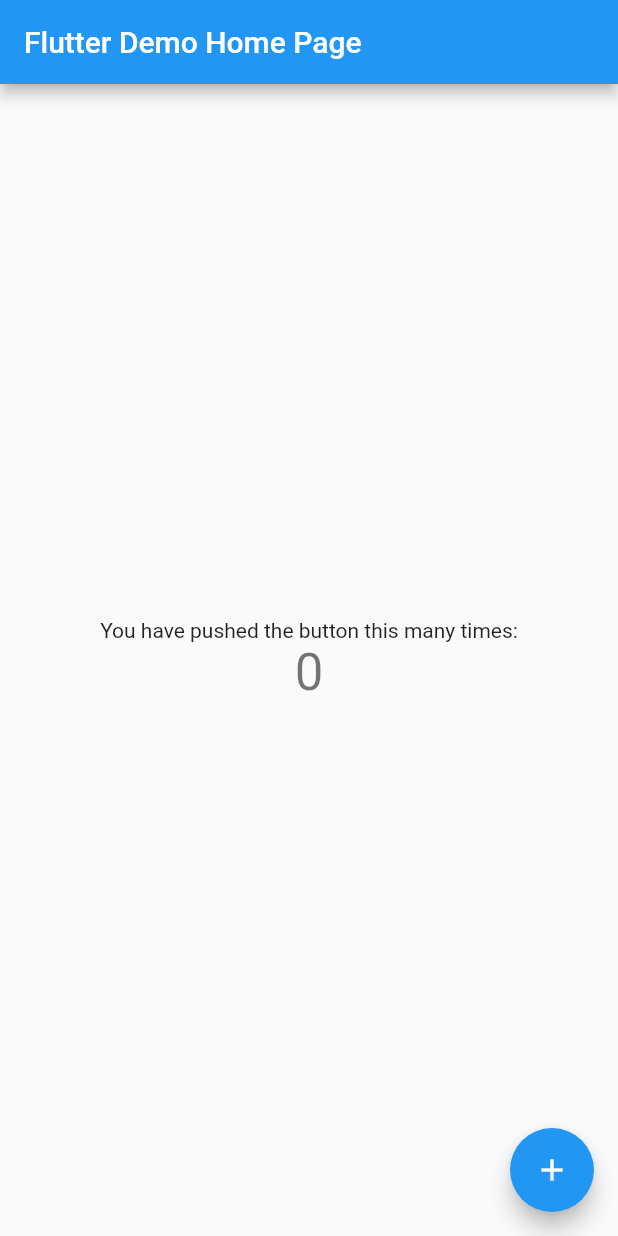
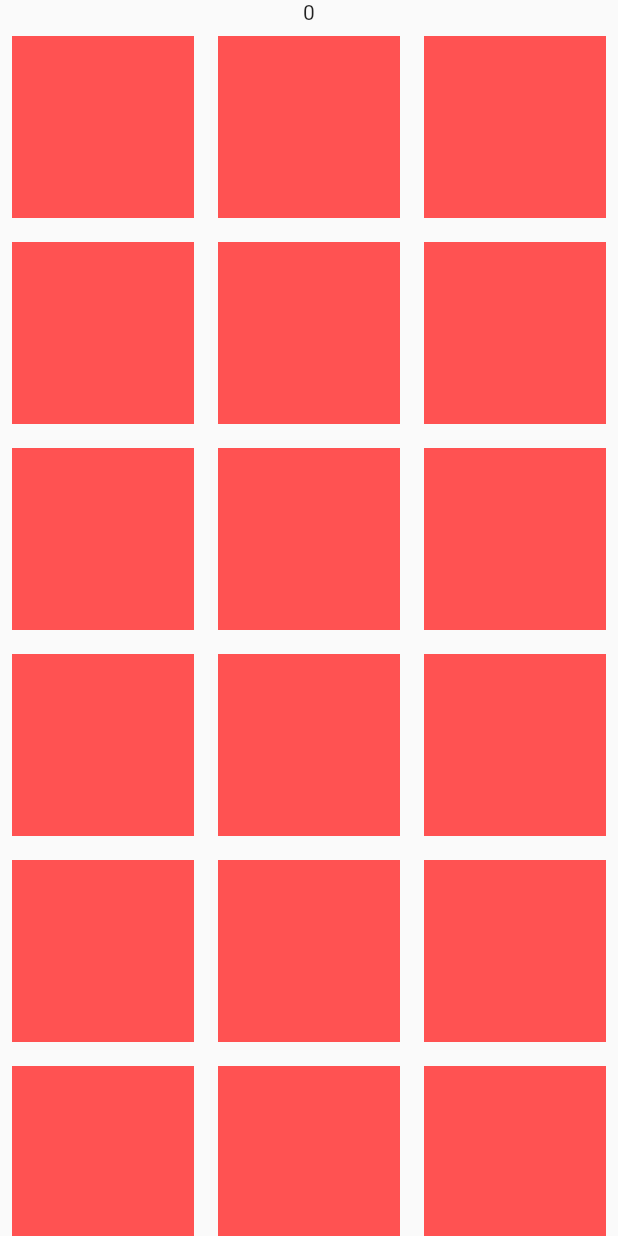
Before and after one commit to EffrenAnthony/CodiGoFlutterStart, a Flutter app: the screen it shows after launch, on a phone screen of 412 x 824 dp. Run offline on Flutter 3.47's test engine with Material 2 defaults, Android fonts, the phone set to English and light mode, and no system bars; drawn by our look-alikes of flip_card; our stand-ins replace font_awesome_flutter, percent_indicator.

Commit message:
semana6 dia3

```diff
--- a/Semana6/clase3/flutter_memoria/lib/main.dart
+++ b/Semana6/clase3/flutter_memoria/lib/main.dart
@@ -1,3 +1,6 @@
+import 'dart:math';
+
+import 'package:flip_card/flip_card.dart';
 import 'package:flutter/material.dart';
 
 void main() {
@@ -11,107 +14,70 @@
     return MaterialApp(
       title: 'Flutter Demo',
       theme: ThemeData(
-        // This is the theme of your application.
-        //
-        // Try running your application with "flutter run". You'll see the
-        // application has a blue toolbar. Then, without quitting the app, try
-        // changing the primarySwatch below to Colors.green and then invoke
-        // "hot reload" (press "r" in the console where you ran "flutter run",
-        // or simply save your changes to "hot reload" in a Flutter IDE).
-        // Notice that the counter didn't reset back to zero; the application
-        // is not restarted.
         primarySwatch: Colors.blue,
-        // This makes the visual density adapt to the platform that you run
-        // the app on. For desktop platforms, the controls will be smaller and
-        // closer together (more dense) than on mobile platforms.
         visualDensity: VisualDensity.adaptivePlatformDensity,
       ),
-      home: MyHomePage(title: 'Flutter Demo Home Page'),
+      home: Memoria(),
     );
   }
 }
 
-class MyHomePage extends StatefulWidget {
-  MyHomePage({Key key, this.title}) : super(key: key);
-
-  // This widget is the home page of your application. It is stateful, meaning
-  // that it has a State object (defined below) that contains fields that affect
-  // how it looks.
-
-  // This class is the configuration for the state. It holds the values (in this
-  // case the title) provided by the parent (in this case the App widget) and
-  // used by the build method of the State. Fields in a Widget subclass are
-  // always marked "final".
-
-  final String title;
+class Memoria extends StatefulWidget {
+  Memoria({Key key}) : super(key: key);
 
   @override
-  _MyHomePageState createState() => _MyHomePageState();
+  _MemoriaState createState() => _MemoriaState();
 }
 
-class _MyHomePageState extends State<MyHomePage> {
-  int _counter = 0;
+class _MemoriaState extends State<Memoria> {
+  List<String> datos = [];
+  double cantidadMovimientos = 0;
 
-  void _incrementCounter() {
-    setState(() {
-      // This call to setState tells the Flutter framework that something has
-      // changed in this State, which causes it to rerun the build method below
-      // so that the display can reflect the updated values. If we changed
-      // _counter without calling setState(), then the build method would not be
-      // called again, and so nothing would appear to happen.
-      _counter++;
-    });
+  @override
+  void initState() {
+    int cantidad = 10;
+    datos = [
+      for (double i = 1; i <= cantidad; i += 0.5) (i).floor().toString()
+    ];
+
+    datos.shuffle();
+    super.initState();
   }
 
   @override
   Widget build(BuildContext context) {
-    // This method is rerun every time setState is called, for instance as done
-    // by the _incrementCounter method above.
-    //
-    // The Flutter framework has been optimized to make rerunning build methods
-    // fast, so that you can just rebuild anything that needs updating rather
-    // than having to individually change instances of widgets.
-    return Scaffold(
-      appBar: AppBar(
-        // Here we take the value from the MyHomePage object that was created by
-        // the App.build method, and use it to set our appbar title.
-        title: Text(widget.title),
-      ),
-      body: Center(
-        // Center is a layout widget. It takes a single child and positions it
-        // in the middle of the parent.
-        child: Column(
-          // Column is also a layout widget. It takes a list of children and
-          // arranges them vertically. By default, it sizes itself to fit its
-          // children horizontally, and tries to be as tall as its parent.
-          //
-          // Invoke "debug painting" (press "p" in the console, choose the
-          // "Toggle Debug Paint" action from the Flutter Inspector in Android
-          // Studio, or the "Toggle Debug Paint" command in Visual Studio Code)
-          // to see the wireframe for each widget.
-          //
-          // Column has various properties to control how it sizes itself and
-          // how it positions its children. Here we use mainAxisAlignment to
-          // center the children vertically; the main axis here is the vertical
-          // axis because Columns are vertical (the cross axis would be
-          // horizontal).
-          mainAxisAlignment: MainAxisAlignment.center,
-          children: <Widget>[
-            Text(
-              'You have pushed the button this many times:',
-            ),
-            Text(
-              '$_counter',
-              style: Theme.of(context).textTheme.headline4,
-            ),
+    return SafeArea(
+      child: Scaffold(
+        body: Column(
+          children: [
+            Text(cantidadMovimientos.floor().toString()),
+            Expanded(
+              child: GridView.builder(
+                itemCount: datos.length,
+                gridDelegate: SliverGridDelegateWithFixedCrossAxisCount(
+                  crossAxisCount: 3,
+                ),
+                itemBuilder: (context, index) => FlipCard(
+                  onFlipDone: (isFront) {
+                    setState(() {
+                      cantidadMovimientos += 0.5;
+                    });
+                  },
+                  front: Container(
+                    color: Colors.redAccent,
+                    margin: EdgeInsets.all(8),
+                  ),
+                  back: Container(
+                    color: Colors.blueAccent,
+                    margin: EdgeInsets.all(8),
+                    child: Center(child: Text(datos[index])),
+                  ),
+                ),
+              ),
+            )
           ],
         ),
       ),
-      floatingActionButton: FloatingActionButton(
-        onPressed: _incrementCounter,
-        tooltip: 'Increment',
-        child: Icon(Icons.add),
-      ), // This trailing comma makes auto-formatting nicer for build methods.
     );
   }
 }
--- a/Semana6/clase3/flutter_memoria/pubspec.yaml
+++ b/Semana6/clase3/flutter_memoria/pubspec.yaml
@@ -23,6 +23,7 @@
 dependencies:
   flutter:
     sdk: flutter
+  flip_card: ^0.4.4
 
 
   # The following adds the Cupertino Icons font to your application.
```
Also changed, not shown: Semana6/clase3/flutter_memoria/pubspec.lock.
